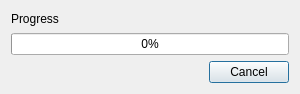
This is mantidimaging/gui/ui/async_task_dialog.ui in mantidproject/mantidimaging as Qt 5 draws it before an edit. The edited form follows.
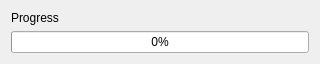
This is the edited form.

Commit message:
Remove cancel button
Re #41

```diff
--- a/mantidimaging/gui/ui/async_task_dialog.ui
+++ b/mantidimaging/gui/ui/async_task_dialog.ui
@@ -6,8 +6,8 @@
    <rect>
     <x>0</x>
     <y>0</y>
-    <width>300</width>
-    <height>94</height>
+    <width>320</width>
+    <height>60</height>
    </rect>
   </property>
   <property name="sizePolicy">
@@ -40,30 +40,6 @@
      </property>
     </widget>
    </item>
-   <item>
-    <layout class="QHBoxLayout" name="cancelButtonLayout">
-     <item>
-      <spacer name="cancelButtonSpacer">
-       <property name="orientation">
-        <enum>Qt::Horizontal</enum>
-       </property>
-       <property name="sizeHint" stdset="0">
-        <size>
-         <width>40</width>
-         <height>20</height>
-        </size>
-       </property>
-      </spacer>
-     </item>
-     <item>
-      <widget class="QPushButton" name="cancelButton">
-       <property name="text">
-        <string>Cancel</string>
-       </property>
-      </widget>
-     </item>
-    </layout>
-   </item>
   </layout>
  </widget>
  <resources/>
```
The commit also changes 1 other file.
